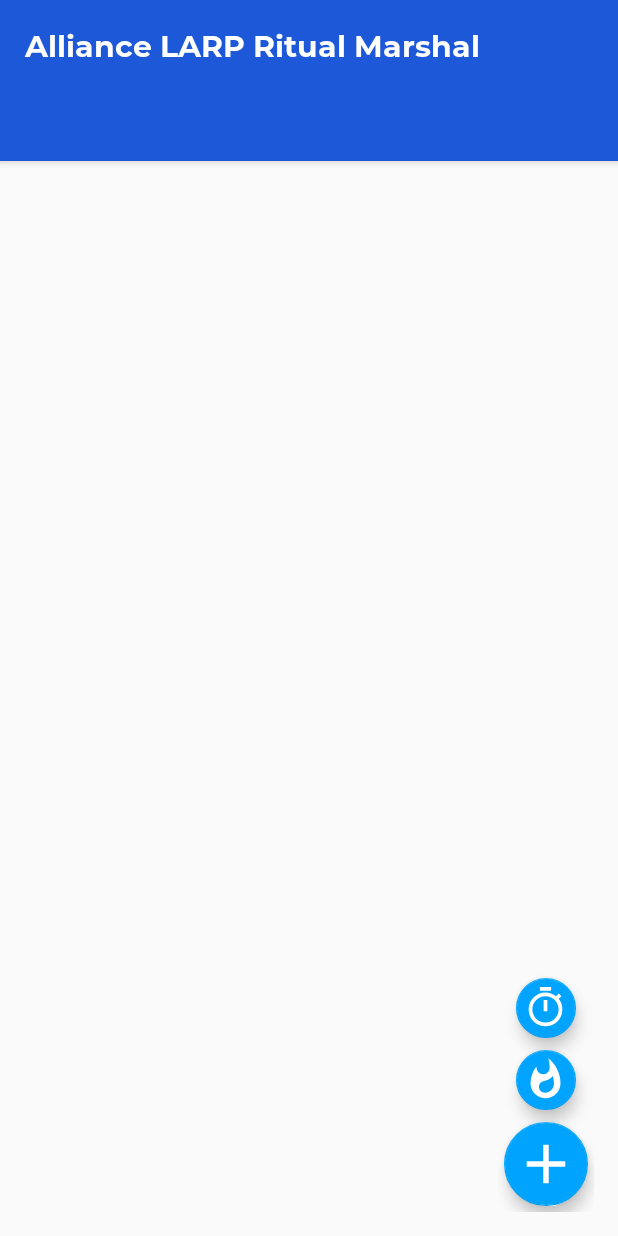
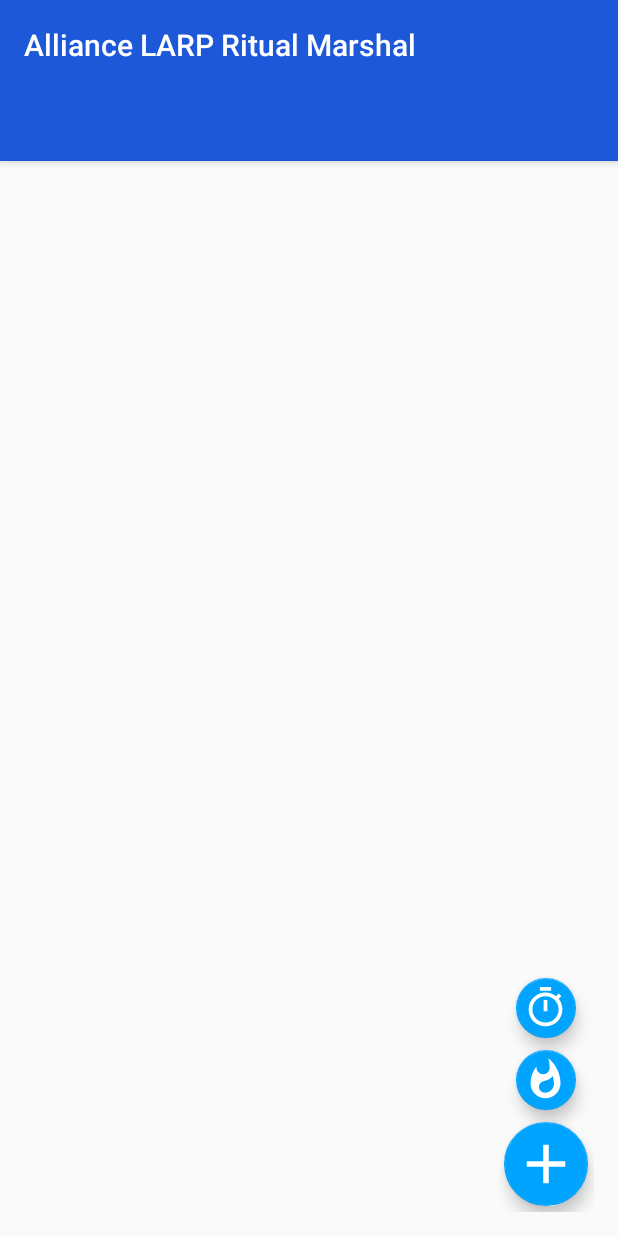
Before and after one commit to raddue/AllianceRitualMarshal, an Android app: the layout activity_main.xml on its own in the app's theme, with its tools: preview values and no code run, on a phone screen of 412 x 824 dp. Run offline under Robolectric (Android 15) with nearby library versions, the phone set to English and light mode, and no system bars.

Commit message:
Fixed layout problem (don't put the main information in the AppBarLayout, who knew!?) and removed goofy font.

```diff
--- a/app/src/main/res/layout/activity_main.xml
+++ b/app/src/main/res/layout/activity_main.xml
@@ -19,7 +19,6 @@
             android:minHeight="?actionBarSize"
             android:padding="@dimen/appbar_padding"
             android:text="@string/app_name"
-            android:fontFamily="@font/montserrat_bold"
             android:textAppearance="@style/TextAppearance.Widget.AppCompat.Toolbar.Title" />
 
         <com.google.android.material.tabs.TabLayout
@@ -28,14 +27,14 @@
             android:layout_height="wrap_content"
             android:background="?attr/colorPrimary" />
 
-        <androidx.viewpager.widget.ViewPager
-            android:id="@+id/viewpager_main"
-            android:layout_width="match_parent"
-            android:layout_height="wrap_content"
-            app:layout_constraintTop_toBottomOf="@+id/tabs_main"
-            app:layout_behavior="@string/appbar_scrolling_view_behavior" />
+    </com.google.android.material.appbar.AppBarLayout>
 
-    </com.google.android.material.appbar.AppBarLayout>
+    <androidx.viewpager.widget.ViewPager
+        android:id="@+id/viewpager_main"
+        android:layout_width="match_parent"
+        android:layout_height="wrap_content"
+        app:layout_constraintTop_toBottomOf="@+id/tabs_main"
+        app:layout_behavior="@string/appbar_scrolling_view_behavior" />
 
     <androidx.constraintlayout.widget.ConstraintLayout
         android:layout_width="fill_parent"
--- a/app/src/main/res/layout/fragment_during_cast.xml
+++ b/app/src/main/res/layout/fragment_during_cast.xml
@@ -19,7 +19,6 @@
             android:layout_height="wrap_content"
             android:text="@string/during_casting"
             android:textSize="14sp"
-            android:fontFamily="@font/montserrat"
             android:paddingTop="10sp"
             android:paddingBottom="0sp"
             android:paddingLeft="10sp"
```
Also changed, not shown: 2 other files.
